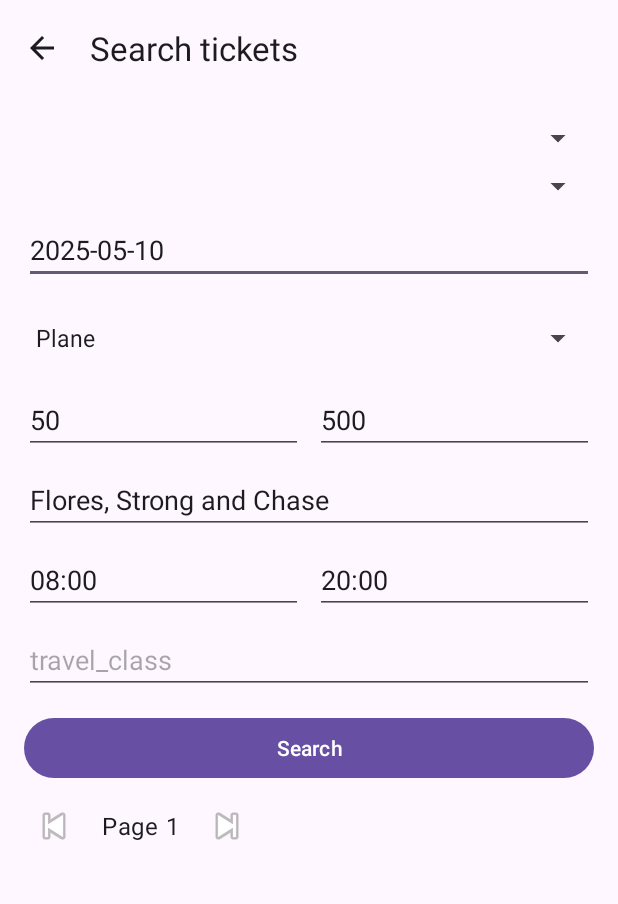
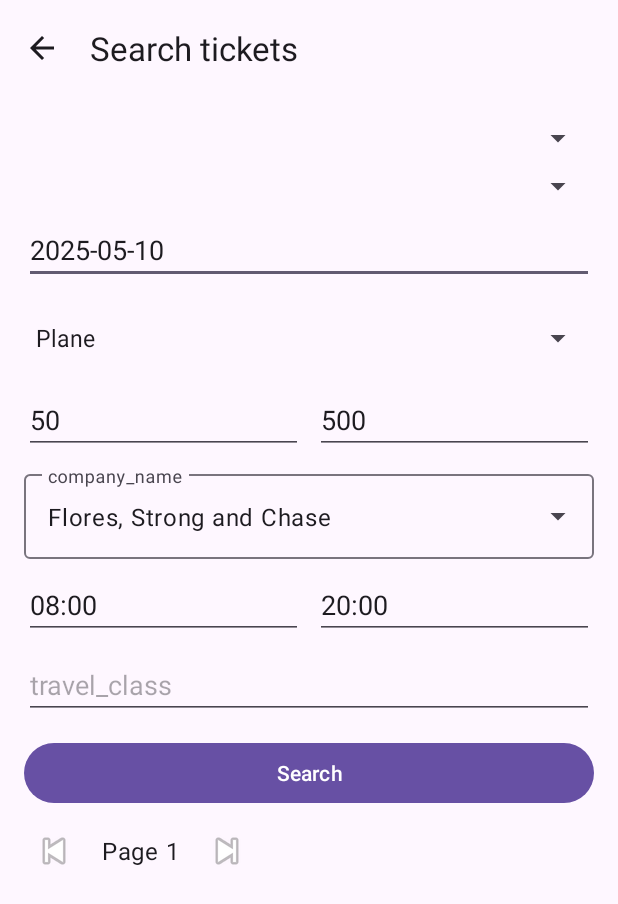
Before and after one commit to alirezanobakht2004/Ticket-Booking-Manager, an Android app: the SearchActivity screen opened directly, with no data from a screen before it, on a phone screen of 412 x 824 dp. Shown: the top 904 px of the screen. Run offline under Robolectric (Android 15) with nearby library versions, the phone set to English and light mode, and no system bars; network calls fail.

Commit message:
Final Version.

```diff
--- a/Phase-4/app/src/main/res/layout/activity_search.xml
+++ b/Phase-4/app/src/main/res/layout/activity_search.xml
@@ -80,17 +80,25 @@
             app:layout_constraintEnd_toEndOf="parent"
             app:layout_constraintHorizontal_weight="1"/>
 
-        <!-- Company -->
-        <EditText
-            android:id="@+id/companyEdit"
-            android:hint="@string/company_name"
-            android:inputType="textCapWords"
+        <!-- Company (autocomplete dropdown) -->
+        <com.google.android.material.textfield.TextInputLayout
+            android:id="@+id/companyLayout"
+            style="@style/Widget.Material3.TextInputLayout.OutlinedBox.ExposedDropdownMenu"
             android:layout_width="0dp"
             android:layout_height="wrap_content"
             android:layout_marginTop="8dp"
+            app:endIconMode="dropdown_menu"
             app:layout_constraintTop_toBottomOf="@id/maxPriceEdit"
             app:layout_constraintStart_toStartOf="parent"
-            app:layout_constraintEnd_toEndOf="parent"/>
+            app:layout_constraintEnd_toEndOf="parent">
+
+            <com.google.android.material.textfield.MaterialAutoCompleteTextView
+                android:id="@+id/companyEdit"
+                android:hint="@string/company_name"
+                android:inputType="textCapWords"
+                android:layout_width="match_parent"
+                android:layout_height="wrap_content"/>
+        </com.google.android.material.textfield.TextInputLayout>
 
         <!-- Row: departure start/end -->
         <EditText
@@ -100,7 +108,7 @@
             android:layout_width="0dp"
             android:layout_height="wrap_content"
             android:layout_marginTop="8dp"
-            app:layout_constraintTop_toBottomOf="@id/companyEdit"
+            app:layout_constraintTop_toBottomOf="@id/companyLayout"
             app:layout_constraintStart_toStartOf="parent"
             app:layout_constraintEnd_toStartOf="@id/depEndEdit"
             app:layout_constraintHorizontal_weight="1"/>
@@ -113,7 +121,7 @@
             android:layout_height="wrap_content"
             android:layout_marginStart="8dp"
             android:layout_marginTop="8dp"
-            app:layout_constraintTop_toBottomOf="@id/companyEdit"
+            app:layout_constraintTop_toBottomOf="@id/companyLayout"
             app:layout_constraintStart_toEndOf="@id/depStartEdit"
             app:layout_constraintEnd_toEndOf="parent"
             app:layout_constraintHorizontal_weight="1"/>
@@ -140,7 +148,7 @@
             app:layout_constraintStart_toStartOf="parent"
             app:layout_constraintEnd_toEndOf="parent"/>
 
-        <!-- Pagination bar (NEW) -->
+        <!-- Pagination bar -->
         <LinearLayout
             android:id="@+id/paginationBar"
             android:layout_width="0dp"
@@ -178,12 +186,24 @@
                 android:src="@android:drawable/ic_media_next" />
         </LinearLayout>
 
+        <!-- Facets summary -->
+        <TextView
+            android:id="@+id/facetsSummary"
+            android:layout_width="0dp"
+            android:layout_height="wrap_content"
+            android:layout_marginTop="4dp"
+            android:textAppearance="?attr/textAppearanceBodySmall"
+            app:layout_constraintTop_toBottomOf="@id/paginationBar"
+            app:layout_constraintStart_toStartOf="parent"
+            app:layout_constraintEnd_toEndOf="parent"
+            android:text="" />
+
         <androidx.recyclerview.widget.RecyclerView
             android:id="@+id/resultsRV"
             android:layout_width="0dp"
             android:layout_height="0dp"
             android:layout_marginTop="8dp"
-            app:layout_constraintTop_toBottomOf="@id/paginationBar"
+            app:layout_constraintTop_toBottomOf="@id/facetsSummary"
             app:layout_constraintBottom_toBottomOf="parent"
             app:layout_constraintStart_toStartOf="parent"
             app:layout_constraintEnd_toEndOf="parent"/>
```
Also changed, not shown: Phase-4/app/src/main/java/com/example/ticket_booking_manager_client/data/Repository.kt (+12 -2 lines), Phase-4/app/src/main/java/com/example/ticket_booking_manager_client/data/remote/ApiService.kt (+8 -4 lines), Phase-4/app/src/main/java/com/example/ticket_booking_manager_client/data/remote/models/Models.kt (+26 -3 lines), Phase-4/app/src/main/java/com/example/ticket_booking_manager_client/ui/SearchActivity.kt (+55 -15 lines).
